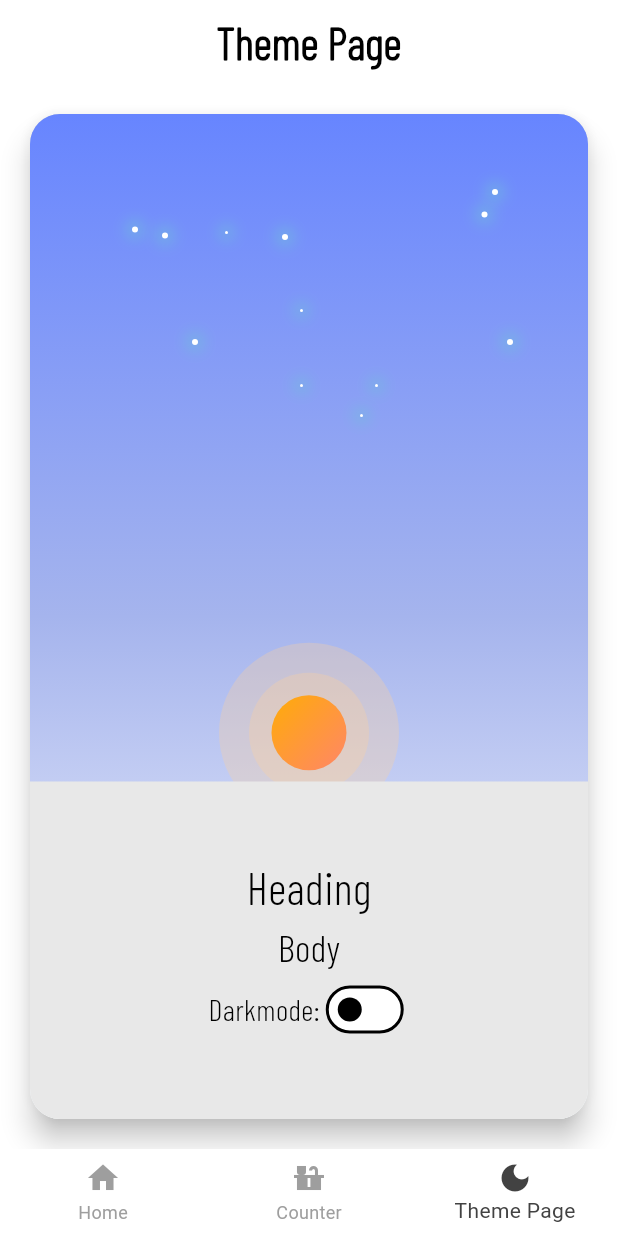
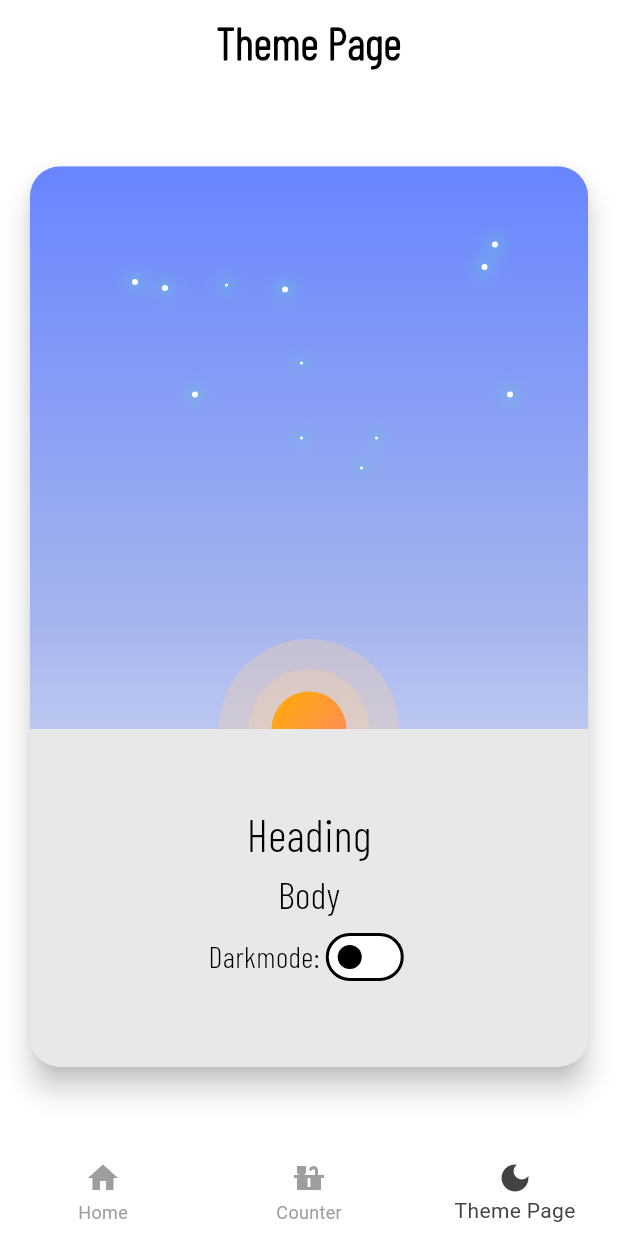
Before and after one commit to Tetoji/Flutter-Udemy-Course, a Flutter app: the screen it shows after launch, item 3 of the bottom bar chosen, on a phone screen of 412 x 824 dp. Run offline on Flutter 3.47's test engine with Material 3 defaults, Android fonts, the phone set to English and light mode, and no system bars; drawn by our look-alikes of auto_size_text.

Commit message:
short term fix for different screen resolution in theme page

```diff
--- a/udemy_app/lib/presentation/theme_animation/theme_animation_page.dart
+++ b/udemy_app/lib/presentation/theme_animation/theme_animation_page.dart
@@ -1,3 +1,5 @@
+import 'dart:math';
+
 import 'package:auto_size_text/auto_size_text.dart';
 import 'package:flutter/material.dart';
 import 'package:provider/provider.dart';
@@ -16,7 +18,7 @@ class ThemaAnimationPage extends StatelessWidget {
         appBar: AppBar(
           scrolledUnderElevation:
               0.0, //! AppBar doesnt change color after scroll
-          backgroundColor: Theme.of(context).scaffoldBackgroundColor,
+          backgroundColor: Theme.of(context).colorScheme.primary,
           centerTitle: true,
           title: const AutoSizeText(
             "Theme Page",
@@ -38,7 +40,7 @@ class ThemaAnimationPage extends StatelessWidget {
                 constraints: const BoxConstraints(minWidth: double.infinity),
                 //! upper half
                 child: Container(
-                  height: double.infinity,
+                  height: 600,
                   decoration: BoxDecoration(
                     borderRadius: BorderRadius.circular(20),
                     gradient: LinearGradient(
@@ -121,7 +123,7 @@ class ThemaAnimationPage extends StatelessWidget {
                       ),
                       AnimatedPadding(
                         padding: EdgeInsets.only(
-                            top: themeService.isDarkModeOn ? 205 : 155),
+                            top: themeService.isDarkModeOn ? 200 : 150),
                         duration: const Duration(microseconds: 300),
                         child: const Center(child: Sun()),
                       ),
```
